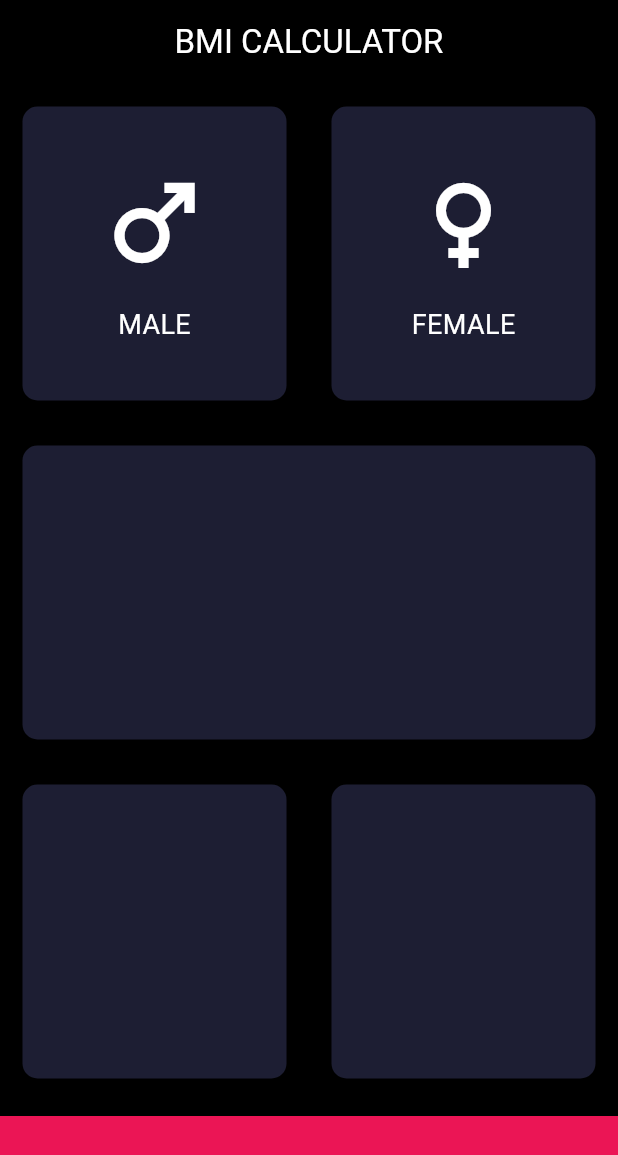
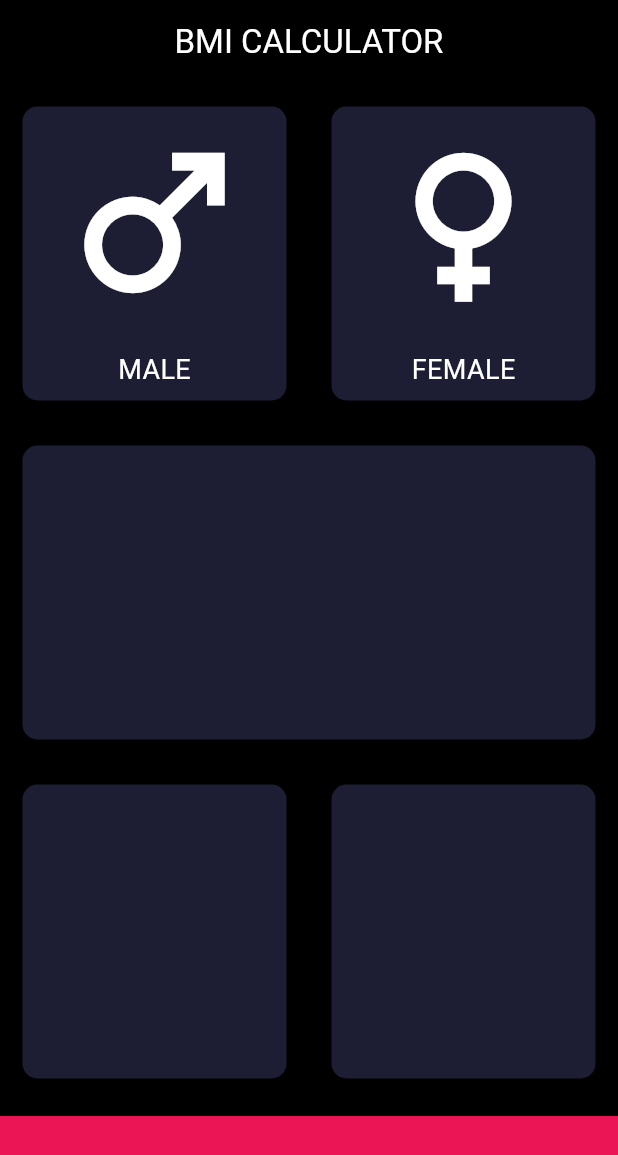
Before and after one commit to bsanderson1981/section12, a Flutter app: the screen it shows after launch, on a phone screen of 412 x 824 dp. Shown: the top 1155 px of the screen. Run offline on Flutter 3.47's test engine with Material 3 defaults, Android fonts, the phone set to English and light mode, and no system bars.

Commit message:
Made my section 12   # 125 updated code for male female icons and text

```diff
--- a/lib/main.dart
+++ b/lib/main.dart
@@ -100,7 +100,7 @@ class IconContent extends StatelessWidget {
     return Column(
       mainAxisAlignment: MainAxisAlignment.center,
       children: [
-        Icon(iconType, size: 80, color: Colors.white),
+        Icon(iconType, size: 140, color: Colors.white),
         const SizedBox(height: 15),
         Text(
           labelText,
```
